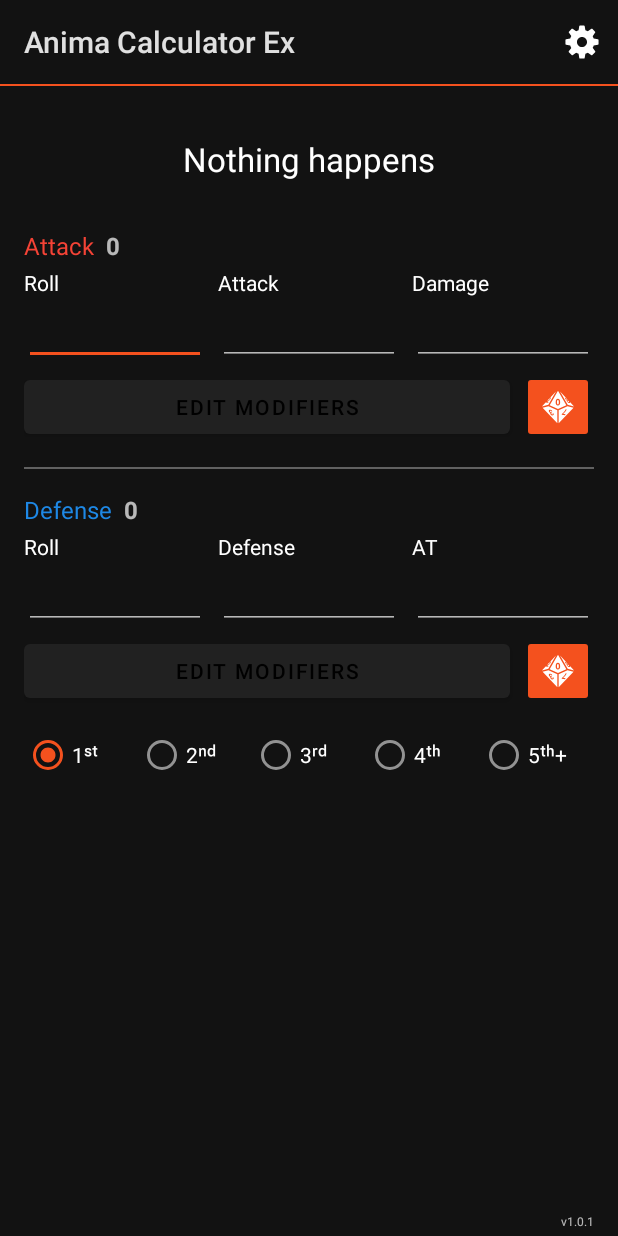
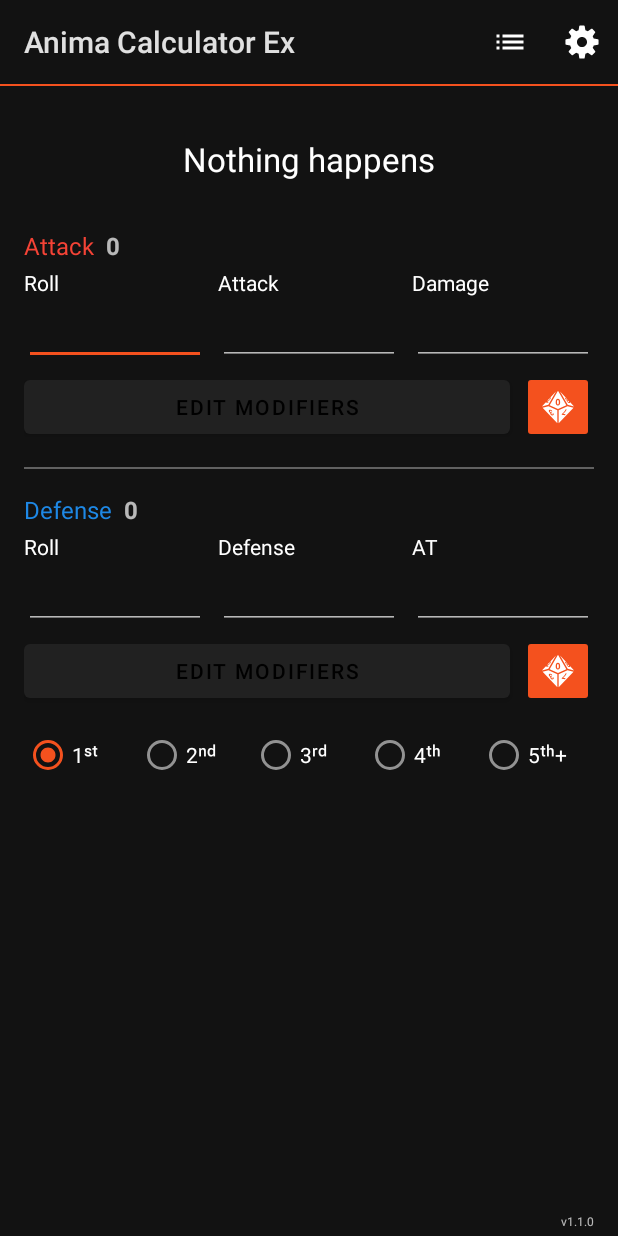
Before and after one commit to javier-delgado/anima-calculator-ex, an Android app: the screen it shows after launch (MainActivity), on a phone screen of 412 x 824 dp. Run offline under Robolectric (Android 15) with nearby library versions, the phone set to English and light mode, and no system bars; libraries missing offline, so code that uses them is left out: com.dbflow5.config, com.dbflow5.database, com.dbflow5.structure, io.paperdb, org.jetbrains.anko; 2 statements that could not run were skipped.

Commit message:
Finished with log

```diff
--- a/app/build.gradle
+++ b/app/build.gradle
@@ -15,8 +15,8 @@ android {
         applicationId "com.javierdelgado.anima_calculator_ex"
         minSdkVersion 17
         targetSdkVersion 28
-        versionCode 2
-        versionName "1.0.1"
+        versionCode 3
+        versionName "1.1.0"
         testInstrumentationRunner "android.support.test.runner.AndroidJUnitRunner"
     }
     buildTypes {
--- a/app/src/main/java/com/javierdelgado/anima_calculator_ex/domain/DiceRollComposer.kt
+++ b/app/src/main/java/com/javierdelgado/anima_calculator_ex/domain/DiceRollComposer.kt
@@ -56,6 +56,7 @@ class DiceRollComposer(private val context: Context, private val roll: DiceRoll)
     }
 
     private fun setRollsList(sp: SpannableStringBuilder) {
+        if (roll.results.size < 2) return
         sp.append(" ${context.getString(R.string.your_rolls)}:")
         roll.results.forEachIndexed { idx, result ->
             sp.append(" $result")
--- a/app/src/main/java/com/javierdelgado/anima_calculator_ex/models/DiceRoll.kt
+++ b/app/src/main/java/com/javierdelgado/anima_calculator_ex/models/DiceRoll.kt
@@ -5,16 +5,18 @@ import com.dbflow5.annotation.PrimaryKey
 import com.dbflow5.annotation.Table
 import com.javierdelgado.anima_calculator_ex.AppDatabase
 import com.javierdelgado.anima_calculator_ex.utils.IntListConverter
+import java.util.*
 
 @Table(database = AppDatabase::class)
 data class DiceRoll(
-    @PrimaryKey var id: Int = 0,
+    @PrimaryKey(autoincrement = true) var id: Int = 0,
     @Column var finalResult: Int = 0,
     @Column var openRollCount: Int = 0,
     @Column(typeConverter = IntListConverter::class) var results: MutableList<Int> = mutableListOf(),
     @Column var fumbleLevel: Int = 0,
     @Column var confirmedPalindromeCount: Int = 0,
-    @Column var tag: String? = null
+    @Column var tag: String? = null,
+    @Column var updatedAt: Date = Date()
 ) {
     fun didFumble(): Boolean {
         return fumbleLevel > 0
--- /dev/null
+++ b/app/src/main/res/drawable/ic_list_light.xml
@@ -0,0 +1,9 @@
+<vector xmlns:android="http://schemas.android.com/apk/res/android"
+    android:width="24dp"
+    android:height="24dp"
+    android:viewportWidth="24"
+    android:viewportHeight="24">
+  <path
+      android:pathData="M3,13h2v-2L3,11v2zM3,17h2v-2L3,15v2zM3,9h2L5,7L3,7v2zM7,13h14v-2L7,11v2zM7,17h14v-2L7,15v2zM7,7v2h14L21,7L7,7z"
+      android:fillColor="#ffffff"/>
+</vector>
--- a/app/src/main/res/menu/main_menu.xml
+++ b/app/src/main/res/menu/main_menu.xml
@@ -1,6 +1,14 @@
 <?xml version="1.0" encoding="utf-8"?>
-<menu xmlns:app="http://schemas.android.com/apk/res-auto"
+<menu xmlns:tools="http://schemas.android.com/tools"
+      xmlns:app="http://schemas.android.com/apk/res-auto"
       xmlns:android="http://schemas.android.com/apk/res/android">
+
+    <item
+            android:id="@+id/menuLog"
+            android:title="@string/log"
+            android:icon="@drawable/ic_list_light"
+            app:showAsAction="always"
+            tools:ignore="AlwaysShowAction"/>
 
     <item
             android:id="@+id/menuSettings"
--- a/app/src/main/res/values/strings.xml
+++ b/app/src/main/res/values/strings.xml
@@ -88,6 +88,7 @@
     <string name="final_result_of">Final result of</string>
     <string name="you_fumbled_with_confirmation_level_of">You fumbled with a confirmation level of</string>
     <string name="your_rolls">Your rolls</string>
+    <string name="defense_roll">Defense roll</string>
     <plurals name="open_rolls">
         <item quantity="one">Open roll</item>
         <item quantity="other">Open rolls</item>
```
Also changed, not shown: app/src/main/java/com/javierdelgado/anima_calculator_ex/ui/LogActivity.kt (+50 -0 lines), app/src/main/java/com/javierdelgado/anima_calculator_ex/ui/MainActivity.kt (+15 -8 lines), app/src/main/res/layout/activity_log.xml (+12 -4 lines), app/src/main/res/layout/item_log_entry.xml (added, +24 -0 lines), 1 other file.
